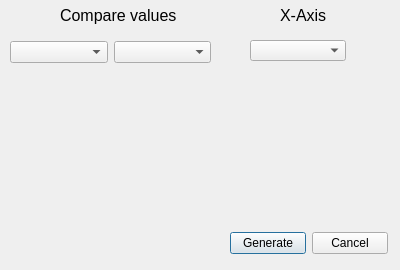
Above: Qt_Designer/scatterchartdialog.ui from bb305496/CSV_Weather_Dashboard before the change. Below: the same form after it.
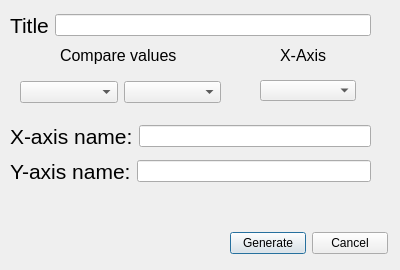
That is the form after the change. Icons and pictures are not drawn.

Commit message: Add scatter labels

```diff
--- a/Qt_Designer/scatterchartdialog.ui
+++ b/Qt_Designer/scatterchartdialog.ui
@@ -46,8 +46,8 @@
   <widget class="QWidget" name="layoutWidget">
    <property name="geometry">
     <rect>
-     <x>10</x>
-     <y>40</y>
+     <x>20</x>
+     <y>80</y>
      <width>201</width>
      <height>24</height>
     </rect>
@@ -65,7 +65,7 @@
    <property name="geometry">
     <rect>
      <x>60</x>
-     <y>0</y>
+     <y>40</y>
      <width>121</width>
      <height>31</height>
     </rect>
@@ -83,7 +83,7 @@
    <property name="geometry">
     <rect>
      <x>280</x>
-     <y>0</y>
+     <y>40</y>
      <width>49</width>
      <height>31</height>
     </rect>
@@ -100,13 +100,90 @@
   <widget class="QComboBox" name="xAxiscomboBox">
    <property name="geometry">
     <rect>
-     <x>250</x>
-     <y>40</y>
+     <x>260</x>
+     <y>80</y>
      <width>96</width>
      <height>21</height>
     </rect>
    </property>
   </widget>
+  <widget class="QWidget" name="layoutWidget">
+   <property name="geometry">
+    <rect>
+     <x>10</x>
+     <y>10</y>
+     <width>361</width>
+     <height>30</height>
+    </rect>
+   </property>
+   <layout class="QHBoxLayout" name="horizontalLayout_3">
+    <item>
+     <widget class="QLabel" name="label">
+      <property name="font">
+       <font>
+        <pointsize>16</pointsize>
+       </font>
+      </property>
+      <property name="text">
+       <string>Title</string>
+      </property>
+     </widget>
+    </item>
+    <item>
+     <widget class="QLineEdit" name="titleLineEdit"/>
+    </item>
+   </layout>
+  </widget>
+  <widget class="QWidget" name="">
+   <property name="geometry">
+    <rect>
+     <x>10</x>
+     <y>120</y>
+     <width>361</width>
+     <height>68</height>
+    </rect>
+   </property>
+   <layout class="QVBoxLayout" name="verticalLayout">
+    <item>
+     <layout class="QHBoxLayout" name="horizontalLayout_5">
+      <item>
+       <widget class="QLabel" name="label_2">
+        <property name="font">
+         <font>
+          <pointsize>16</pointsize>
+         </font>
+        </property>
+        <property name="text">
+         <string>X-axis name:</string>
+        </property>
+       </widget>
+      </item>
+      <item>
+       <widget class="QLineEdit" name="xAxislineEdit"/>
+      </item>
+     </layout>
+    </item>
+    <item>
+     <layout class="QHBoxLayout" name="horizontalLayout_4">
+      <item>
+       <widget class="QLabel" name="label_3">
+        <property name="font">
+         <font>
+          <pointsize>16</pointsize>
+         </font>
+        </property>
+        <property name="text">
+         <string>Y-axis name:</string>
+        </property>
+       </widget>
+      </item>
+      <item>
+       <widget class="QLineEdit" name="yAxislineEdit"/>
+      </item>
+     </layout>
+    </item>
+   </layout>
+  </widget>
  </widget>
  <resources/>
  <connections/>
```
The commit also changes 3 other files.
